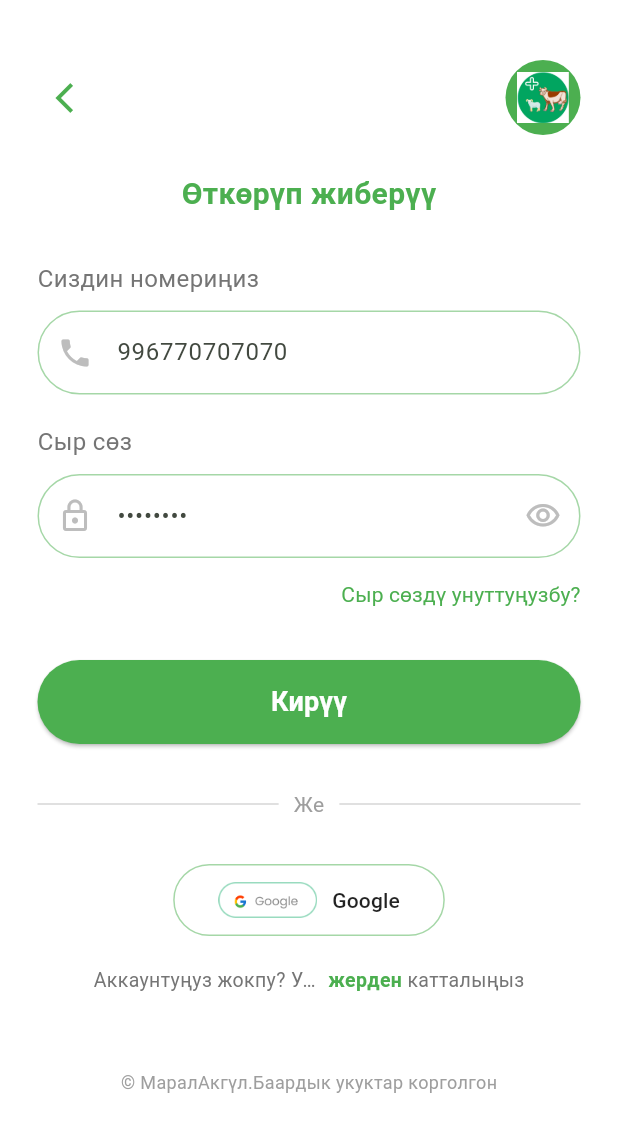
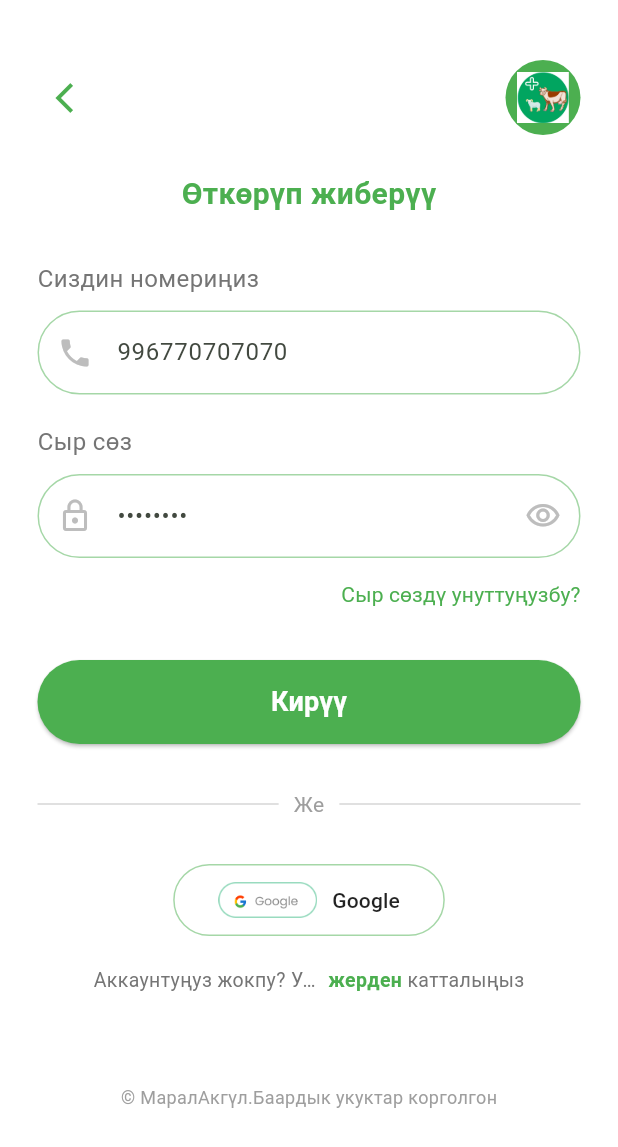
Before and after one commit to kgleader/vet_app, a Flutter app: the LoginScreen screen opened by its route, on a phone screen of 412 x 824 dp. Shown: the top 1147 px of the screen. Run offline on Flutter 3.47's test engine with Material 3 defaults, Android fonts, the light colour scheme and no system bars; our stand-ins replace bloc, cloud_firestore, equatable, firebase_auth, firebase_core, flutter_bloc and 3 more; accounts and stored records are empty.

Commit message:
login page

```diff
--- a/lib/screens/login_screen.dart
+++ b/lib/screens/login_screen.dart
@@ -313,7 +313,7 @@ class _LoginScreenState extends State<LoginScreen> {
                   ),
                 ],
               ),
-              SizedBox(height: 50),
+              SizedBox(height: 60),
               Center(
                 child: Text(
                   '© МаралАкгүл.Баардык укуктар корголгон',
```
